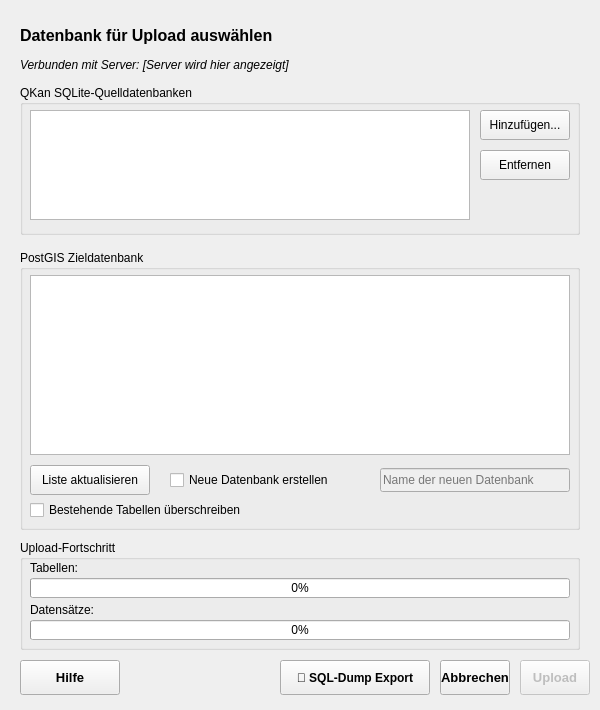
SonkeHoffmann/QKan-1, file qkan/uploadPostgis/res/uploadPostgis_database_dialog.ui: the form before one commit.
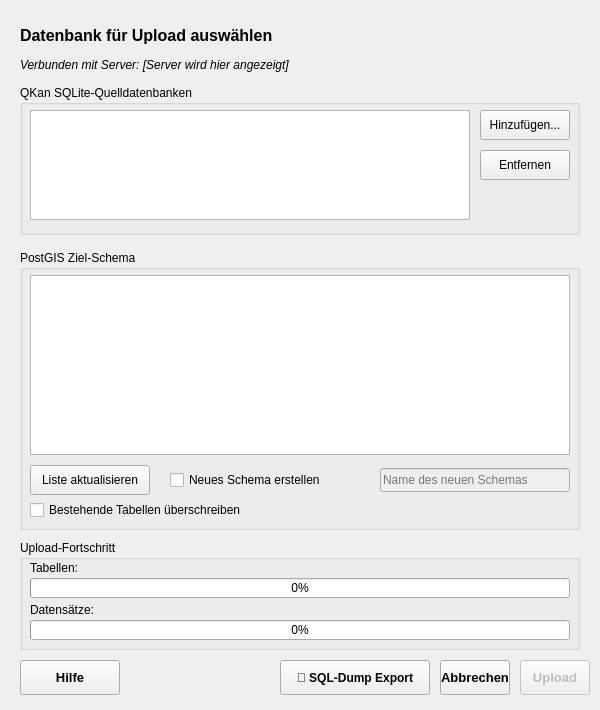
The form after the commit.

Commit message: Änderung der Struktur nach Gespräch mit Herrn Dassau. Die SQLite Dateien sollen nicht nach Ordnern untershcieden werden, sondern die verschiedenen Projekte erhalten eigene Schemata. Nun werden über die einzelnen Schemata die Projekte unterschieden.

What changed in the file:
```diff
--- a/qkan/uploadPostgis/res/uploadPostgis_database_dialog.ui
+++ b/qkan/uploadPostgis/res/uploadPostgis_database_dialog.ui
@@ -140,7 +140,7 @@
     </rect>
    </property>
    <property name="title">
-    <string>PostGIS Zieldatenbank</string>
+    <string>PostGIS Ziel-Schema</string>
    </property>
    
    <widget class="QListWidget" name="listWidget_databases">
@@ -178,7 +178,7 @@
      </rect>
     </property>
     <property name="text">
-     <string>Neue Datenbank erstellen</string>
+     <string>Neues Schema erstellen</string>
     </property>
    </widget>
    
@@ -195,7 +195,7 @@
      <bool>false</bool>
     </property>
     <property name="placeholderText">
-     <string>Name der neuen Datenbank</string>
+     <string>Name des neuen Schemas</string>
     </property>
    </widget>
    
```
Left out of the diff: 10 changed lines with no effect on the pictures. The commit also changes 2 other files.
